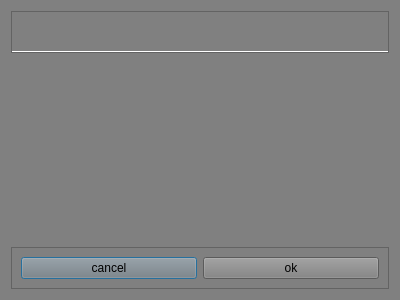
Qt form flipVerticalLayout/dialog.ui (laszlo-avotra-tips/layout) before a commit.
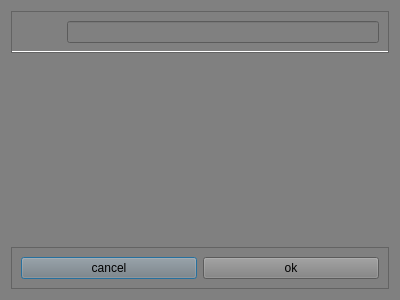
The same form after that commit.

Diff of the .ui file:
```diff
--- a/flipVerticalLayout/dialog.ui
+++ b/flipVerticalLayout/dialog.ui
@@ -19,7 +19,7 @@
   <property name="modal">
    <bool>true</bool>
   </property>
-  <layout class="QVBoxLayout" name="verticalLayout_2">
+  <layout class="QVBoxLayout" name="verticalLayout">
    <item>
     <widget class="QFrame" name="frame">
      <property name="styleSheet">
@@ -31,7 +31,7 @@
      <property name="frameShadow">
       <enum>QFrame::Raised</enum>
      </property>
-     <layout class="QVBoxLayout" name="verticalLayout">
+     <layout class="QHBoxLayout" name="horizontalLayout_2">
       <item>
        <widget class="QPushButton" name="pushButtonName">
         <property name="sizePolicy">
@@ -54,6 +54,9 @@
         </property>
        </widget>
       </item>
+      <item>
+       <widget class="QLineEdit" name="lineEdit"/>
+      </item>
      </layout>
     </widget>
    </item>
```
Left out of the diff: 6 changed lines with no effect on the pictures.
